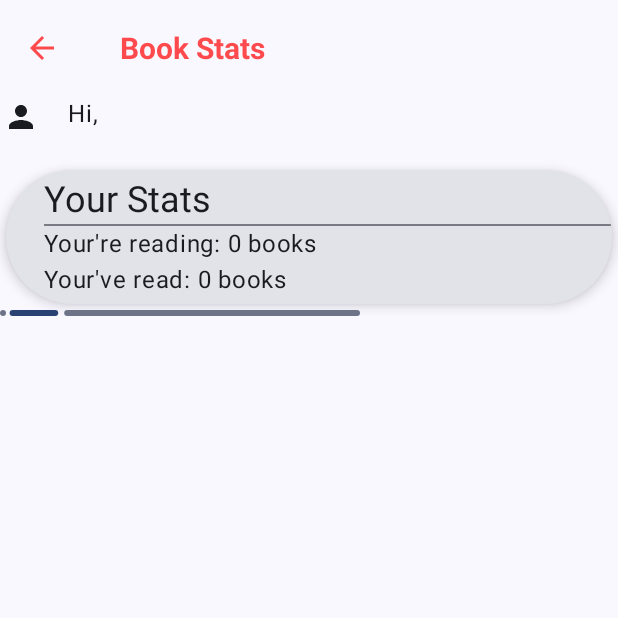
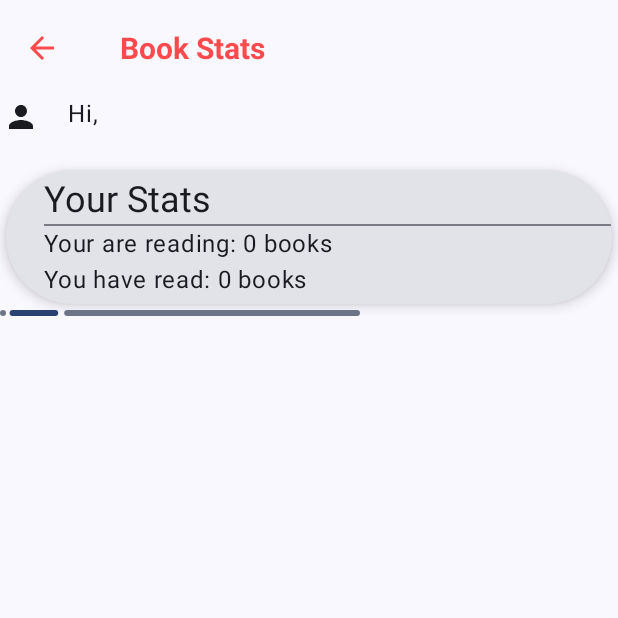
Before and after one commit to thirw/Reader-App, an Android app built with Jetpack Compose: the ReaderStatsScreen screen opened through its navigation route, on a phone screen of 412 x 824 dp, the top half of it. Run offline under Robolectric (Android 15) with nearby library versions, the phone set to English and light mode, and no system bars; our stand-ins replace Dagger/Hilt's generated code, Firebase (no records; nobody signed in at launch, a user with empty details on screens opened directly); pictures from the network do not load.

Commit message:
Fix warning

```diff
--- a/app/src/main/java/com/example/readerapp/screens/stats/ReaderStatsScreen.kt
+++ b/app/src/main/java/com/example/readerapp/screens/stats/ReaderStatsScreen.kt
@@ -1,7 +1,6 @@
 package com.example.readerapp.screens.stats
 
 import androidx.compose.foundation.Image
-import androidx.compose.foundation.clickable
 import androidx.compose.foundation.layout.Arrangement
 import androidx.compose.foundation.layout.Box
 import androidx.compose.foundation.layout.Column
@@ -43,14 +42,10 @@ import androidx.hilt.navigation.compose.hiltViewModel
 import androidx.navigation.NavController
 import coil.compose.rememberAsyncImagePainter
 import com.example.readerapp.components.ReaderAppBar
-import com.example.readerapp.model.Item
 import com.example.readerapp.model.MBook
-import com.example.readerapp.navigation.ReaderScreens
 import com.example.readerapp.screens.home.HomeScreenViewModel
-import com.example.readerapp.screens.search.BookRow
 import com.example.readerapp.utils.formatDate
 import com.google.firebase.auth.FirebaseAuth
-import okhttp3.internal.filterList
 import java.util.Locale
 
 @OptIn(ExperimentalMaterial3Api::class)
@@ -115,8 +110,8 @@ fun ReaderStatsScreen(
                     ) {
                         Text(text = "Your Stats", style = MaterialTheme.typography.headlineSmall)
                         Divider()
-                        Text(text = "Your're reading: ${readingBooks.size} books")
-                        Text(text = "Your've read: ${readBooksList.size} books")
+                        Text(text = "Your are reading: ${readingBooks.size} books")
+                        Text(text = "You have read: ${readBooksList.size} books")
                     }
                 }
                 if (viewModel.data.value.loading == true) {
@@ -128,7 +123,7 @@ fun ReaderStatsScreen(
                             .fillMaxWidth()
                             .fillMaxHeight(), contentPadding = PaddingValues(16.dp)
                     ) {
-                        var readBooks: List<MBook> =
+                        val readBooks: List<MBook> =
                             if (!viewModel.data.value.data.isNullOrEmpty()) {
                                 viewModel.data.value.data!!.filter { mBook -> (mBook.userId == currentUser?.uid) && mBook.finishedReading != null }
                             } else {
@@ -164,7 +159,7 @@ fun BookRowStats(book: MBook) {
                         .fillMaxHeight()
                         .padding(end = 4.dp),
                 )
-                Column() {
+                Column {
                     Row(horizontalArrangement = Arrangement.SpaceBetween) {
                         Text(text = book.title.toString(), overflow = TextOverflow.Ellipsis)
                         if (book.rating!! >= 4) {
```
